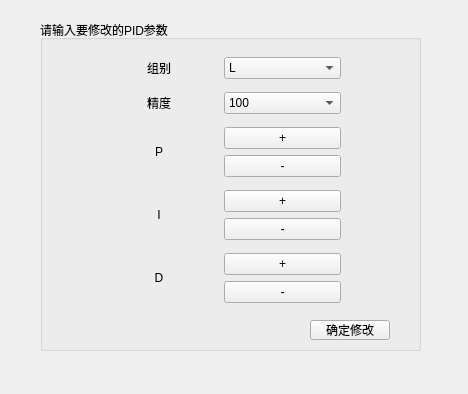
The window that pid.ui (Jake5626/SerialAssistant_InvertedPendulum) describes before a commit, drawn with Qt 5.
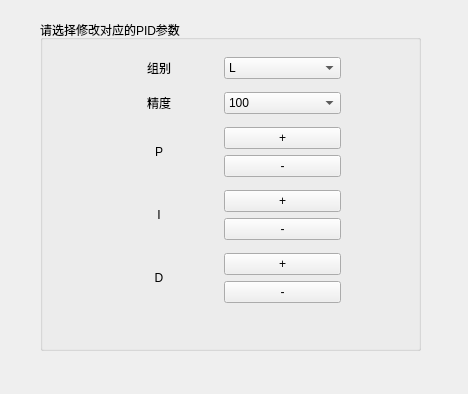
The same window after the commit.

The edit to the form file:
```diff
--- a/pid.ui
+++ b/pid.ui
@@ -23,7 +23,7 @@
     </rect>
    </property>
    <property name="title">
-    <string>请输入要修改的PID参数</string>
+    <string>请选择修改对应的PID参数</string>
    </property>
    <widget class="QWidget" name="gridLayoutWidget">
     <property name="geometry">
@@ -214,19 +214,6 @@
      </item>
     </layout>
    </widget>
-   <widget class="QPushButton" name="pushButton_confirm">
-    <property name="geometry">
-     <rect>
-      <x>270</x>
-      <y>300</y>
-      <width>80</width>
-      <height>20</height>
-     </rect>
-    </property>
-    <property name="text">
-     <string>确定修改</string>
-    </property>
-   </widget>
   </widget>
  </widget>
  <resources/>
```
Left out of the diff: 2 changed lines with no effect on the pictures.
